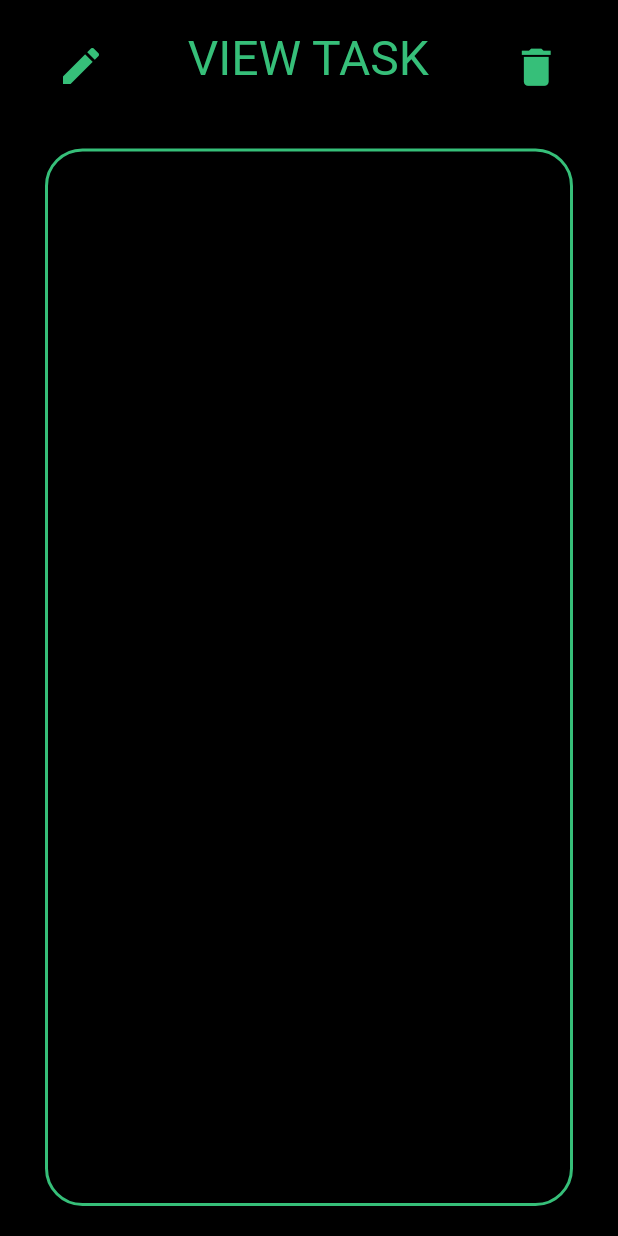
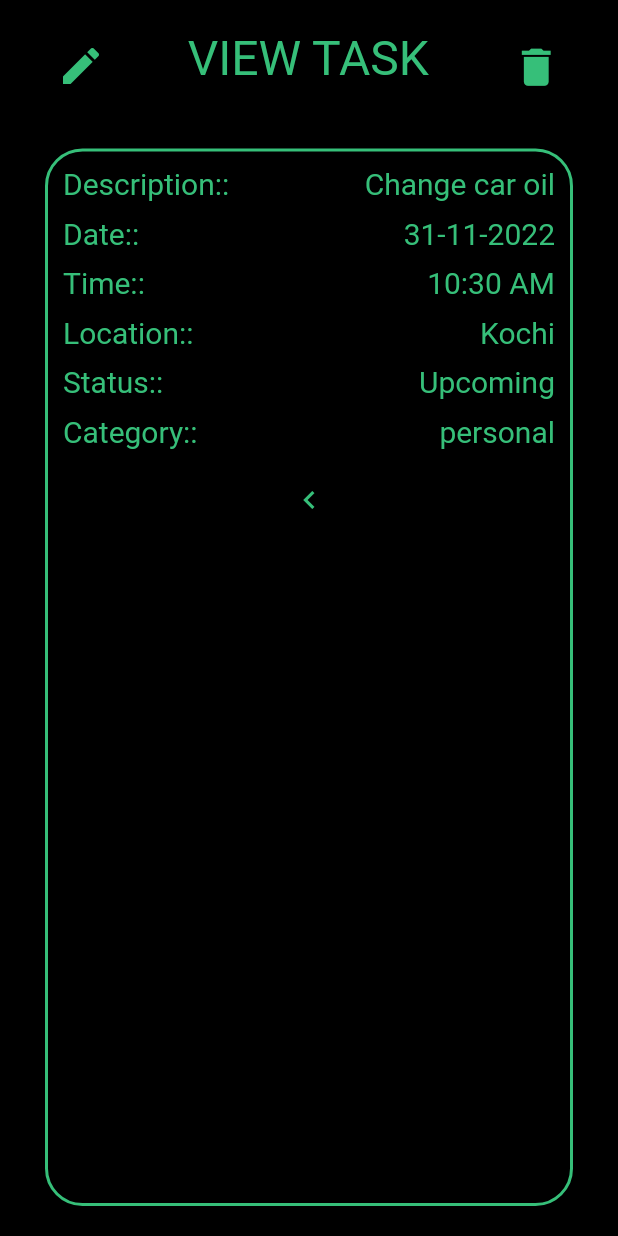
Before and after one commit to I-am-aabi/DO-NOW, a Flutter app: the ViewTask screen opened directly, on a phone screen of 412 x 824 dp. Run offline on Flutter 3.47's test engine with Material 2 defaults, Android fonts, the phone set to English and light mode, and no system bars; our stand-ins replace image_picker.

Commit message:
view task page completed

```diff
--- /dev/null
+++ b/lib/functions/ontap_viewtask.dart
@@ -0,0 +1,7 @@
+import 'package:flutter/material.dart';
+import 'package:project1/pages/add_task.dart';
+import 'package:project1/pages/view_task.dart';
+
+void tapviewTask(context) {
+  Navigator.of(context).push(MaterialPageRoute(builder: (ctx) => ViewTask()));
+}
--- a/lib/widgets/task/task.dart
+++ b/lib/widgets/task/task.dart
@@ -1,4 +1,5 @@
 import 'package:flutter/material.dart';
+import 'package:project1/functions/ontap_viewtask.dart';
 
 class Task extends StatelessWidget {
   const Task({super.key});
@@ -12,26 +13,28 @@ class Task extends StatelessWidget {
         children: [
           const Text(
             'Change cars oil',
-            style: TextStyle(color: Color.fromARGB(255, 54, 191, 121),
-            fontSize: 16),
+            style: TextStyle(
+                color: Color.fromARGB(255, 54, 191, 121), fontSize: 16),
           ),
           Row(
             mainAxisAlignment: MainAxisAlignment.spaceBetween,
             children: [
               const Text(
                 '31-12-2022',
-                style: TextStyle(color: Color.fromARGB(255, 54, 191, 121),
-                fontSize: 16),
+                style: TextStyle(
+                    color: Color.fromARGB(255, 54, 191, 121), fontSize: 16),
               ),
               IconButton(
-                onPressed: (() {}),
+                onPressed: (() {
+                  tapviewTask(context);
+                }),
                 icon: const Icon(Icons.visibility),
                 color: const Color.fromARGB(255, 78, 190, 86),
               ),
               const Text(
                 '10:30 AM',
-                style: TextStyle(color: Color.fromARGB(255, 54, 191, 121),
-                fontSize: 16),
+                style: TextStyle(
+                    color: Color.fromARGB(255, 54, 191, 121), fontSize: 16),
               )
             ],
           )
--- /dev/null
+++ b/lib/widgets/task/task_view/task_field_info.dart
@@ -0,0 +1,30 @@
+import 'package:flutter/cupertino.dart';
+import 'package:flutter/src/widgets/container.dart';
+import 'package:flutter/src/widgets/framework.dart';
+
+class FieldInfo extends StatelessWidget {
+  const FieldInfo({super.key, this.heading, this.tailing});
+  final heading;
+  final tailing;
+  @override
+  Widget build(BuildContext context) {
+    return Row(
+
+            mainAxisAlignment: MainAxisAlignment.spaceBetween,
+            // ignore: prefer_const_literals_to_create_immutables
+            children: [
+               Text(
+                '$heading:',
+                style: const TextStyle(
+                    color: Color.fromARGB(255, 54, 191, 121), fontSize: 20),
+              ),
+               Text(
+                tailing,
+                style: const TextStyle(
+                    color: Color.fromARGB(255, 54, 191, 121), fontSize: 20),
+              )
+            ],
+
+    );
+  }
+}
--- a/lib/widgets/task/task_view/view_task_info.dart
+++ b/lib/widgets/task/task_view/view_task_info.dart
@@ -1,6 +1,7 @@
 import 'package:flutter/material.dart';
 import 'package:flutter/src/widgets/container.dart';
 import 'package:flutter/src/widgets/framework.dart';
+import 'package:project1/widgets/task/task_view/task_field_info.dart';
 
 class ViewTaskInfo extends StatelessWidget {
   const ViewTaskInfo({super.key});
@@ -8,12 +9,67 @@ class ViewTaskInfo extends StatelessWidget {
   @override
   Widget build(BuildContext context) {
     return Container(
-       decoration: BoxDecoration(
+      decoration: BoxDecoration(
           color: Color.fromARGB(255, 0, 0, 0),
           borderRadius: const BorderRadius.all(Radius.circular(25)),
           border: Border.all(
               color: const Color.fromARGB(255, 54, 191, 121), width: 2)),
       width: double.infinity,
+      child: Padding(
+        padding: const EdgeInsets.all(10.0),
+        child: ListView(
+            // ignore: prefer_const_literals_to_create_immutables
+            children: [
+              const FieldInfo(
+                heading: 'Description:',
+                tailing: 'Change car oil',
+              ),
+              const SizedBox(
+                height: 10,
+              ),
+              const FieldInfo(
+                heading: 'Date:',
+                tailing: '31-11-2022',
+              ),
+              const SizedBox(
+                height: 10,
+              ),
+              const FieldInfo(
+                heading: 'Time:',
+                tailing: '10:30 AM',
+              ),
+              const SizedBox(
+                height: 10,
+              ),
+              const FieldInfo(
+                heading: 'Location:',
+                tailing: 'Kochi',
+              ),
+              const SizedBox(
+                height: 10,
+              ),
+              const FieldInfo(
+                heading: 'Status:',
+                tailing: 'Upcoming',
+              ),
+              const SizedBox(
+                height: 10,
+              ),
+              const FieldInfo(
+                heading: 'Category:',
+                tailing: 'personal',
+              ),
+              const SizedBox(
+                height: 10,
+              ),
+              IconButton(
+                  onPressed: () {
+                    Navigator.pop(context);
+                  },
+                  icon: const Icon(Icons.navigate_before_outlined),
+                  color: const Color.fromARGB(255, 54, 191, 121),)
+            ]),
+      ),
     );
   }
 }
```
